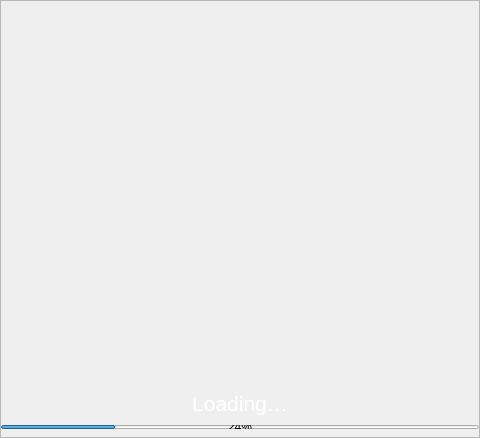
Old version of the form src/qt/forms/splash.ui in the repository eons-finance/ALQO.
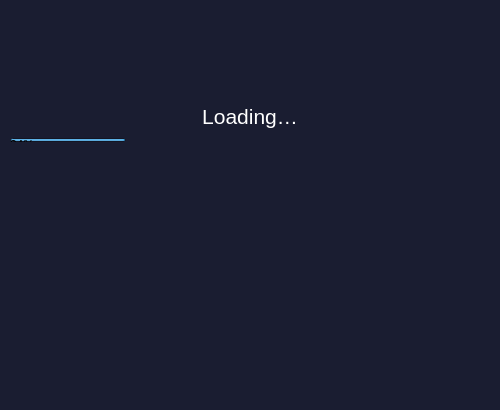
New version of the form. Icons and pictures are not drawn.

What changed in the file:
```diff
--- a/src/qt/forms/splash.ui
+++ b/src/qt/forms/splash.ui
@@ -6,40 +6,44 @@
    <rect>
     <x>0</x>
     <y>0</y>
-    <width>480</width>
-    <height>438</height>
+    <width>500</width>
+    <height>410</height>
    </rect>
   </property>
   <property name="minimumSize">
    <size>
     <width>480</width>
-    <height>438</height>
+    <height>410</height>
    </size>
   </property>
   <property name="maximumSize">
    <size>
-    <width>480</width>
-    <height>438</height>
+    <width>500</width>
+    <height>458</height>
    </size>
   </property>
   <property name="windowTitle">
    <string>Form</string>
   </property>
+  <property name="styleSheet">
+   <string notr="true">
+    background-color:rgb(26, 29, 49);</string>
+  </property>
   <layout class="QVBoxLayout" name="verticalLayout_2">
    <property name="spacing">
     <number>0</number>
    </property>
    <property name="leftMargin">
-    <number>0</number>
+    <number>10</number>
    </property>
    <property name="topMargin">
-    <number>0</number>
+    <number>10</number>
    </property>
    <property name="rightMargin">
-    <number>0</number>
+    <number>10</number>
    </property>
    <property name="bottomMargin">
-    <number>0</number>
+    <number>10</number>
    </property>
    <item>
     <widget class="QFrame" name="frame">
@@ -50,7 +54,7 @@
       </size>
      </property>
      <property name="styleSheet">
-      <string notr="true"/>
+      <string notr="true">border:none;</string>
      </property>
      <property name="frameShape">
       <enum>QFrame::StyledPanel</enum>
@@ -79,6 +83,9 @@
         <property name="orientation">
          <enum>Qt::Vertical</enum>
         </property>
+        <property name="sizeType">
+         <enum>QSizePolicy::Fixed</enum>
+        </property>
         <property name="sizeHint" stdset="0">
          <size>
           <width>20</width>
@@ -87,11 +94,27 @@
         </property>
        </spacer>
       </item>
+      <item>
+       <widget class="QLabel" name="label">
+        <property name="text">
+         <string/>
+        </property>
+        <property name="pixmap">
+         <pixmap resource="../pivx.qrc">:/bg-splash-png</pixmap>
+        </property>
+        <property name="alignment">
+         <set>Qt::AlignCenter</set>
+        </property>
+       </widget>
+      </item>
       <item>
        <spacer name="verticalSpacer">
         <property name="orientation">
          <enum>Qt::Vertical</enum>
         </property>
+        <property name="sizeType">
+         <enum>QSizePolicy::Fixed</enum>
+        </property>
         <property name="sizeHint" stdset="0">
          <size>
           <width>20</width>
@@ -176,7 +199,7 @@
          <enum>Qt::Vertical</enum>
         </property>
         <property name="sizeType">
-         <enum>QSizePolicy::Fixed</enum>
+         <enum>QSizePolicy::Expanding</enum>
         </property>
         <property name="sizeHint" stdset="0">
          <size>
```
Left out of the diff: 4 changed lines with no effect on the pictures.
